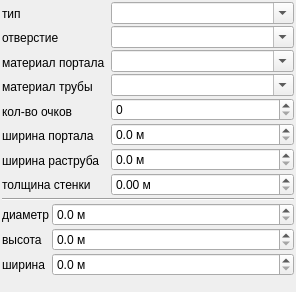
First picture: the form in portalform.ui, repository SevenLines/Tube, before the edit.
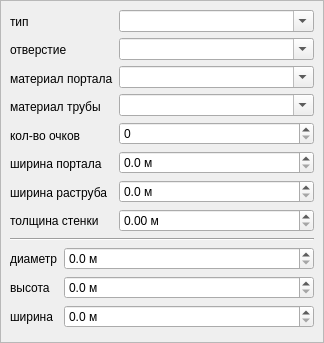
Second picture: the form after the edit.

```diff
--- a/portalform.ui
+++ b/portalform.ui
@@ -6,10 +6,16 @@
    <rect>
     <x>0</x>
     <y>0</y>
-    <width>296</width>
-    <height>292</height>
+    <width>324</width>
+    <height>343</height>
    </rect>
   </property>
+  <property name="sizePolicy">
+   <sizepolicy hsizetype="MinimumExpanding" vsizetype="Preferred">
+    <horstretch>0</horstretch>
+    <verstretch>0</verstretch>
+   </sizepolicy>
+  </property>
   <property name="windowTitle">
    <string>Form</string>
   </property>
@@ -17,31 +23,73 @@
    <string notr="true">
 </string>
   </property>
-  <layout class="QGridLayout" name="gridLayout">
+  <layout class="QGridLayout" name="gridLayout_2">
    <property name="leftMargin">
-    <number>2</number>
+    <number>0</number>
    </property>
    <property name="topMargin">
-    <number>2</number>
+    <number>0</number>
    </property>
    <property name="rightMargin">
-    <number>2</number>
+    <number>0</number>
    </property>
    <property name="bottomMargin">
-    <number>2</number>
+    <number>0</number>
    </property>
-   <property name="spacing">
-    <number>2</number>
+   <item row="0" column="0">
+    <widget class="QScrollArea" name="scrollArea">
+     <property name="sizePolicy">
+      <sizepolicy hsizetype="Expanding" vsizetype="Expanding">
+       <horstretch>0</horstretch>
+       <verstretch>0</verstretch>
+      </sizepolicy>
+     </property>
+     <property name="minimumSize">
+      <size>
+       <width>280</width>
+       <height>0</height>
+      </size>
+     </property>
+     <property name="verticalScrollBarPolicy">
+      <enum>Qt::ScrollBarAlwaysOff</enum>
+     </property>
+     <property name="horizontalScrollBarPolicy">
+      <enum>Qt::ScrollBarAlwaysOff</enum>
+     </property>
+     <property name="sizeAdjustPolicy">
+      <enum>QAbstractScrollArea::AdjustToContents</enum>
+     </property>
+     <property name="widgetResizable">
+      <bool>true</bool>
+     </property>
+     <widget class="QWidget" name="scrollAreaWidgetContents">
+      <property name="geometry">
+       <rect>
+        <x>0</x>
+        <y>0</y>
+        <width>322</width>
+        <height>383</height>
+       </rect>
+      </property>
+      <layout class="QGridLayout" name="gridLayout">
+       <property name="sizeConstraint">
+        <enum>QLayout::SetMaximumSize</enum>
    </property>
    <item row="0" column="0">
     <layout class="QHBoxLayout" name="horizontalLayout">
      <property name="spacing">
       <number>6</number>
      </property>
+         <property name="sizeConstraint">
+          <enum>QLayout::SetMinimumSize</enum>
+         </property>
      <item>
       <layout class="QVBoxLayout" name="verticalLayout">
        <property name="spacing">
-        <number>2</number>
+            <number>6</number>
+           </property>
+           <property name="sizeConstraint">
+            <enum>QLayout::SetMaximumSize</enum>
        </property>
        <item>
         <widget class="QLabel" name="label_6">
@@ -152,7 +200,7 @@
      <item>
       <layout class="QVBoxLayout" name="verticalLayout_2">
        <property name="spacing">
-        <number>2</number>
+            <number>6</number>
        </property>
        <item>
         <widget class="QComboBox" name="cmbType">
@@ -231,19 +279,15 @@
      </item>
     </layout>
    </item>
-   <item row="1" column="0">
-    <widget class="Line" name="line">
-     <property name="orientation">
-      <enum>Qt::Horizontal</enum>
-     </property>
-    </widget>
-   </item>
    <item row="2" column="0">
     <layout class="QHBoxLayout" name="horizontalLayout_2">
      <item>
       <layout class="QVBoxLayout" name="verticalLayout_3">
        <property name="spacing">
-        <number>2</number>
+            <number>6</number>
+           </property>
+           <property name="sizeConstraint">
+            <enum>QLayout::SetMaximumSize</enum>
        </property>
        <item>
         <widget class="QLabel" name="label_9">
@@ -289,7 +333,7 @@
      <item>
       <layout class="QVBoxLayout" name="verticalLayout_4">
        <property name="spacing">
-        <number>2</number>
+            <number>6</number>
        </property>
        <item>
         <widget class="QDoubleSpinBox" name="spnDiameter">
@@ -334,6 +378,13 @@
      </item>
     </layout>
    </item>
+       <item row="1" column="0">
+        <widget class="Line" name="line">
+         <property name="orientation">
+          <enum>Qt::Horizontal</enum>
+         </property>
+        </widget>
+       </item>
    <item row="3" column="0">
     <spacer name="verticalSpacer">
      <property name="orientation">
@@ -346,6 +397,10 @@
       </size>
      </property>
     </spacer>
+       </item>
+      </layout>
+     </widget>
+    </widget>
    </item>
   </layout>
  </widget>
```
Left out of the diff: 18 changed lines with no effect on the pictures. Lines whose indentation alone changed are shown as unchanged.
